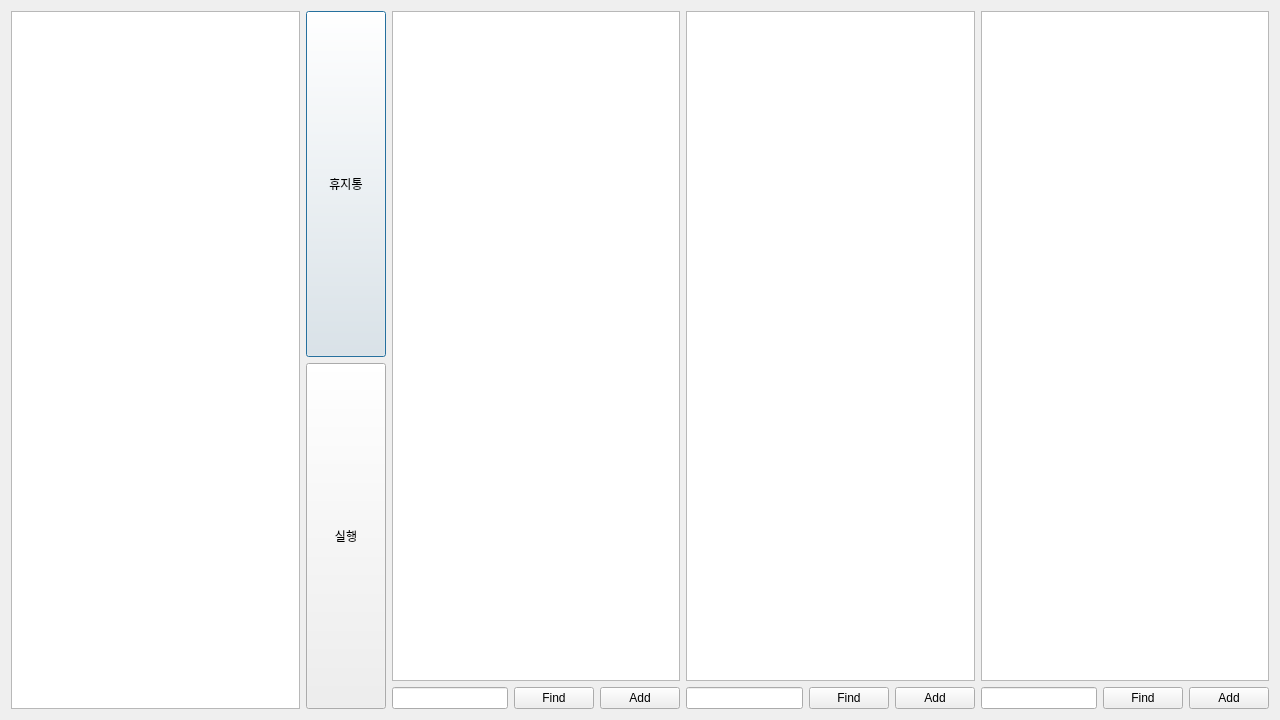
Old version of the form gui.ui in the repository chaos7ds/photo_manager.
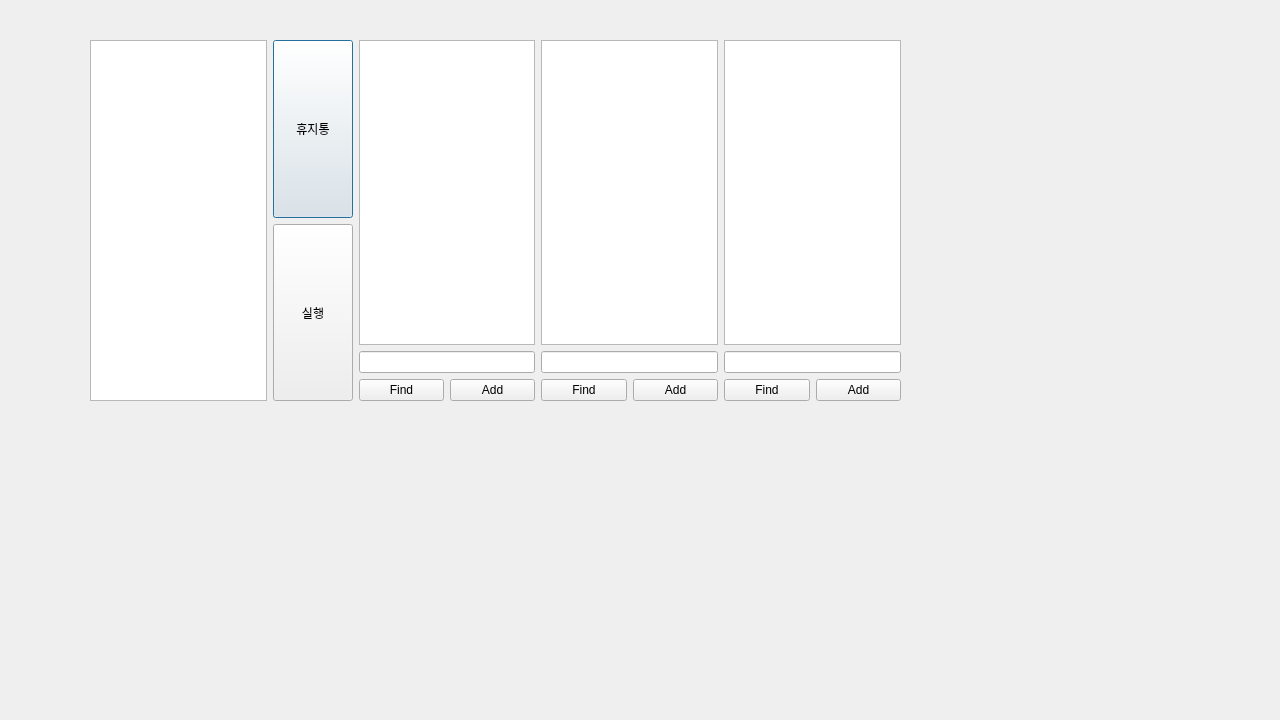
New version of the form.

Commit message: 리스트 목록 설정

Diff of the .ui file:
```diff
--- a/gui.ui
+++ b/gui.ui
@@ -16,8 +16,15 @@
   <property name="windowTitle">
    <string>Dialog</string>
   </property>
-  <layout class="QGridLayout" name="gridLayout">
-   <item row="0" column="0">
+  <widget class="QWidget" name="layoutWidget">
+   <property name="geometry">
+    <rect>
+     <x>90</x>
+     <y>40</y>
+     <width>811</width>
+     <height>361</height>
+    </rect>
+   </property>
     <layout class="QHBoxLayout" name="horizontalLayout">
      <item>
       <widget class="QGraphicsView" name="graphics_view">
@@ -62,14 +69,14 @@
      <item>
       <layout class="QVBoxLayout" name="verticalLayout_6">
        <item>
-        <widget class="QListView" name="list_view_1"/>
-       </item>
-       <item>
-        <layout class="QHBoxLayout" name="horizontalLayout_5">
+       <widget class="QListWidget" name="list_widget_1"/>
+      </item>
          <item>
           <widget class="QLineEdit" name="line_edit_1"/>
          </item>
          <item>
+       <layout class="QHBoxLayout" name="horizontalLayout_5">
+        <item>
           <widget class="QPushButton" name="btn_find_1">
            <property name="text">
             <string>Find</string>
@@ -90,14 +97,14 @@
      <item>
       <layout class="QVBoxLayout" name="verticalLayout_7">
        <item>
-        <widget class="QListView" name="list_view_2"/>
-       </item>
-       <item>
-        <layout class="QHBoxLayout" name="horizontalLayout_6">
+       <widget class="QListWidget" name="list_widget_2"/>
+      </item>
          <item>
           <widget class="QLineEdit" name="line_edit_2"/>
          </item>
          <item>
+       <layout class="QHBoxLayout" name="horizontalLayout_6">
+        <item>
           <widget class="QPushButton" name="btn_find_2">
            <property name="text">
             <string>Find</string>
@@ -118,14 +125,14 @@
      <item>
       <layout class="QVBoxLayout" name="verticalLayout_3">
        <item>
-        <widget class="QListView" name="list_view_3"/>
-       </item>
-       <item>
-        <layout class="QHBoxLayout" name="horizontalLayout_2">
+       <widget class="QListWidget" name="list_widget_3"/>
+      </item>
          <item>
           <widget class="QLineEdit" name="line_edit_3"/>
          </item>
          <item>
+       <layout class="QHBoxLayout" name="horizontalLayout_2">
+        <item>
           <widget class="QPushButton" name="btn_find_3">
            <property name="text">
             <string>Find</string>
@@ -144,8 +151,7 @@
       </layout>
      </item>
     </layout>
-   </item>
-  </layout>
+  </widget>
  </widget>
  <resources/>
  <connections/>
```
Lines whose indentation alone changed are shown as unchanged. The commit also changes 1 other file.
